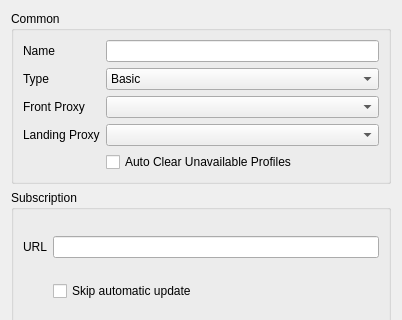
This is include/ui/group/dialog_edit_group.ui in Yulinanami/ethernet-tun-test as Qt 5 draws it before an edit; both pictures show x 0 to 402 and y 0 to 320 of the 402 by 518 pixel window. The edited form follows.
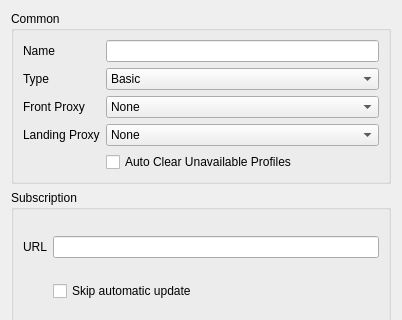
This is the edited form. Custom widgets are drawn as their Qt base class.

```diff
--- a/include/ui/group/dialog_edit_group.ui
+++ b/include/ui/group/dialog_edit_group.ui
@@ -33,7 +33,13 @@
      </property>
      <layout class="QGridLayout" name="main">
       <item row="3" column="1">
-       <widget class="QComboBox" name="landing_proxy"/>
+       <widget class="QComboBox" name="landing_proxy">
+        <item>
+         <property name="text">
+          <string notr="true">None</string>
+         </property>
+        </item>
+       </widget>
       </item>
       <item row="1" column="1">
        <widget class="QComboBox" name="type">
@@ -66,7 +72,13 @@
       <item row="2" column="1">
        <layout class="QHBoxLayout" name="horizontalLayout">
         <item>
-         <widget class="QComboBox" name="front_proxy"/>
+         <widget class="QComboBox" name="front_proxy">
+          <item>
+           <property name="text">
+            <string notr="true">None</string>
+           </property>
+          </item>
+         </widget>
         </item>
        </layout>
       </item>
```
